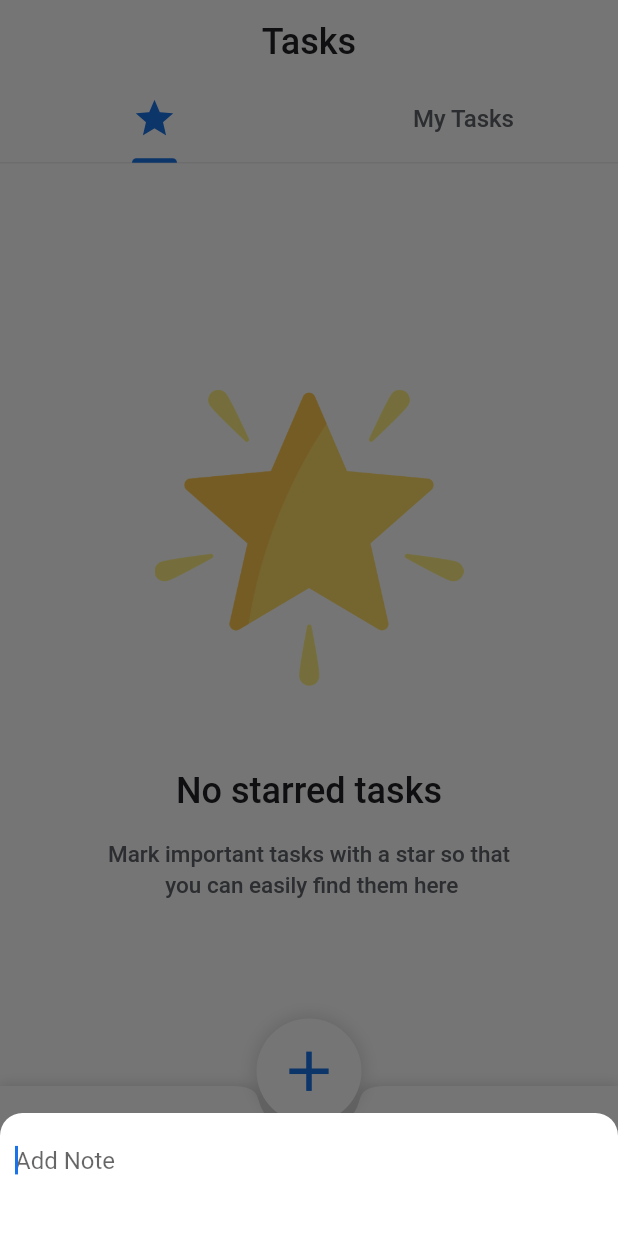
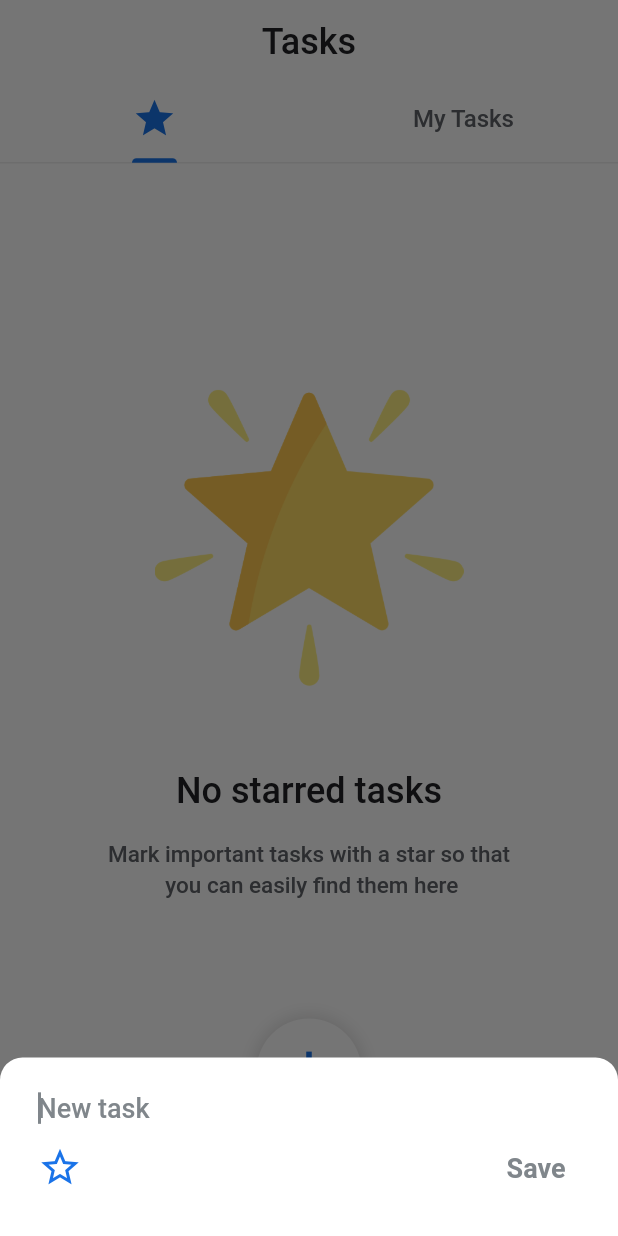
Before and after one commit to dayojiboye/flutter-to-do, a Flutter app: the screen it shows after launch, after a tap on the "add" icon, on a phone screen of 412 x 824 dp. Run offline on Flutter 3.47's test engine with Material 2 defaults, Android fonts, the phone set to English and light mode, and no system bars; our stand-ins replace flutter_riverpod, google_fonts.

Commit message:
feat: completed add task

```diff
--- a/lib/screens/home.dart
+++ b/lib/screens/home.dart
@@ -165,7 +165,11 @@ class _HomeScreenState extends State<HomeScreen> with TickerProviderStateMixin {
             onTap: () => AppBottomSheet(
               context: context,
               showDragHandle: false,
-              child: const AddTask(),
+              child: AddTask(
+                onSuccess: () {
+                  _controller.animateTo(_selectedIndex = 1);
+                },
+              ),
             ).open(),
             width: 70,
             height: 70,
--- a/lib/widgets/add_task_bottom_sheet.dart
+++ b/lib/widgets/add_task_bottom_sheet.dart
@@ -1,32 +1,117 @@
 import 'package:flutter/material.dart';
 import "package:flutter_riverpod/flutter_riverpod.dart";
+import 'package:to_do/models/task.dart';
+import 'package:to_do/providers/tasks_provider.dart';
 import 'package:to_do/utils/colors.dart';
+import 'package:to_do/widgets/app_text_button.dart';
+import 'package:to_do/widgets/touchable_opacity.dart';
 
-class AddTask extends ConsumerWidget {
-  const AddTask({super.key});
+class AddTask extends ConsumerStatefulWidget {
+  const AddTask({
+    super.key,
+    required this.onSuccess,
+  });
+
+  final void Function() onSuccess;
 
   @override
-  Widget build(BuildContext context, WidgetRef ref) {
+  ConsumerState<ConsumerStatefulWidget> createState() => AddTaskState();
+}
+
+class AddTaskState extends ConsumerState<AddTask> {
+  final TextEditingController _newTaskController = TextEditingController();
+  bool _isButtonDisabled = true;
+  bool _isStarred = false;
+
+  void _onSaveTask() {
+    if (_newTaskController.text.isEmpty) return;
+
+    ref.read(taskProvider.notifier).addTask(
+          Task(
+            description: _newTaskController.text.trim(),
+            isStarred: _isStarred,
+            date: DateTime.now(),
+            isCompleted: false,
+          ),
+        );
+
+    Navigator.pop(context);
+    widget.onSuccess();
+  }
+
+  @override
+  void dispose() {
+    _newTaskController.dispose();
+    super.dispose();
+  }
+
+  @override
+  Widget build(BuildContext context) {
     return SingleChildScrollView(
       child: AnimatedPadding(
         padding: MediaQuery.of(context).viewInsets,
-        duration: const Duration(milliseconds: 100),
+        duration: const Duration(milliseconds: 0),
         curve: Curves.decelerate,
-        child: Column(
-          children: [
-            Container(
-              padding: const EdgeInsets.all(10),
-              child: const TextField(
-                maxLines: 2,
-                minLines: 2,
+        child: Container(
+          padding: const EdgeInsets.only(
+            top: 10,
+            left: 25,
+            right: 25,
+            bottom: 30,
+          ),
+          child: Column(
+            children: [
+              TextField(
                 autofocus: true,
-                decoration: InputDecoration(
-                  hintText: "Add Note",
+                autocorrect: true,
+                cursorColor: kMuted,
+                textCapitalization: TextCapitalization.sentences,
+                style: const TextStyle(
+                  fontSize: 18,
+                ),
+                decoration: const InputDecoration(
+                  hintText: "New task",
+                  hintStyle: TextStyle(
+                    color: kMuted,
+                    fontWeight: FontWeight.w500,
+                    fontSize: 18,
+                  ),
                   border: InputBorder.none,
                 ),
+                controller: _newTaskController,
+                onChanged: (value) {
+                  setState(() {
+                    _isButtonDisabled = value.isEmpty;
+                  });
+                },
               ),
-            ),
-          ],
+              Row(
+                mainAxisAlignment: MainAxisAlignment.spaceBetween,
+                children: [
+                  TouchableOpacity(
+                    width: 30,
+                    height: 30,
+                    backgroundColor: Colors.transparent,
+                    onTap: () {
+                      setState(() {
+                        _isStarred = !_isStarred;
+                      });
+                    },
+                    child: Icon(
+                      _isStarred ? Icons.star : Icons.star_outline,
+                      color: kPrimaryColor,
+                      size: 30,
+                    ),
+                  ),
+                  AppTextButton(
+                    text: "Save",
+                    disabled: _isButtonDisabled,
+                    onTap: _onSaveTask,
+                  ),
+                ],
+              )
+            ],
+          ),
         ),
       ),
     );
--- a/lib/widgets/app_text_button.dart
+++ b/lib/widgets/app_text_button.dart
@@ -42,10 +42,10 @@ class AppTextButton extends StatelessWidget {
       child: Text(
         text,
         style: textStyle ??
-            const TextStyle(
-              color: kPrimaryTextColor,
-              fontSize: 16,
-              fontWeight: FontWeight.w500,
+            TextStyle(
+              color: disabled ? kMuted : kPrimaryColor,
+              fontSize: 18,
+              fontWeight: FontWeight.w600,
             ),
       ),
     );
```
